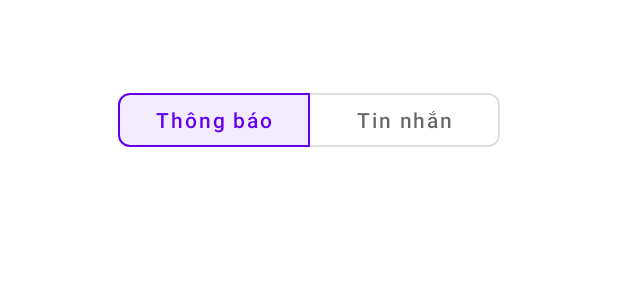
After one commit to nogogold1998/ThoOi, an Android app: the layout fragment_notification.xml on its own in the app's theme, with its tools: preview values and no code run, on a phone screen of 412 x 824 dp. The commit adds this screen. Shown: the top 300 px of the screen. Run offline under Robolectric (Android 15) with nearby library versions, the phone set to English and light mode, and no system bars.

Commit message:
Create Notification fragment UI

```diff
--- /dev/null
+++ b/app/src/main/res/drawable/background_card_view.xml
@@ -0,0 +1,6 @@
+<?xml version="1.0" encoding="utf-8"?>
+<shape xmlns:android="http://schemas.android.com/apk/res/android"
+    android:shape="rectangle">
+    <solid android:color="@android:color/white" />
+    <corners android:radius="@dimen/dp_12" />
+</shape>
--- /dev/null
+++ b/app/src/main/res/layout/fragment_notification.xml
@@ -0,0 +1,54 @@
+<?xml version="1.0" encoding="utf-8"?>
+<androidx.constraintlayout.widget.ConstraintLayout xmlns:android="http://schemas.android.com/apk/res/android"
+    xmlns:app="http://schemas.android.com/apk/res-auto"
+    xmlns:tools="http://schemas.android.com/tools"
+    android:layout_width="match_parent"
+    android:layout_height="match_parent"
+    tools:context=".ui.notification.NotificationFragment">
+
+    <include
+        android:id="@+id/toolbar"
+        layout="@layout/tool_bar_layout" />
+
+    <com.google.android.material.button.MaterialButtonToggleGroup
+        android:id="@+id/toggleButtonGroup"
+        android:layout_width="0dp"
+        android:layout_height="wrap_content"
+        android:gravity="center"
+        app:checkedButton="@+id/buttonNotification"
+        app:layout_constraintEnd_toEndOf="parent"
+        app:layout_constraintStart_toStartOf="parent"
+        app:layout_constraintTop_toBottomOf="@+id/toolbar"
+        app:selectionRequired="true"
+        app:singleSelection="true">
+
+        <com.google.android.material.button.MaterialButton
+            android:id="@+id/buttonNotification"
+            style="?attr/materialButtonOutlinedStyle"
+            android:layout_width="wrap_content"
+            android:layout_height="wrap_content"
+            android:minWidth="@dimen/dp_128"
+            android:text="@string/label_notification"
+            android:textAllCaps="false"
+            app:cornerRadius="@dimen/dp_8" />
+
+        <com.google.android.material.button.MaterialButton
+            android:id="@+id/buttonMessage"
+            style="?attr/materialButtonOutlinedStyle"
+            android:layout_width="wrap_content"
+            android:layout_height="wrap_content"
+            android:minWidth="@dimen/dp_128"
+            android:text="@string/label_message"
+            android:textAllCaps="false"
+            app:cornerRadius="@dimen/dp_8" />
+    </com.google.android.material.button.MaterialButtonToggleGroup>
+
+    <androidx.viewpager2.widget.ViewPager2
+        android:id="@+id/viewPagerNotification"
+        android:layout_width="0dp"
+        android:layout_height="wrap_content"
+        android:layout_margin="@dimen/dp_8"
+        app:layout_constraintEnd_toEndOf="parent"
+        app:layout_constraintStart_toStartOf="parent"
+        app:layout_constraintTop_toBottomOf="@+id/toggleButtonGroup" />
+</androidx.constraintlayout.widget.ConstraintLayout>
--- /dev/null
+++ b/app/src/main/res/layout/tool_bar_layout.xml
@@ -0,0 +1,21 @@
+<?xml version="1.0" encoding="utf-8"?>
+<com.google.android.material.appbar.AppBarLayout xmlns:android="http://schemas.android.com/apk/res/android"
+    xmlns:app="http://schemas.android.com/apk/res-auto"
+    android:layout_width="match_parent"
+    android:layout_height="wrap_content"
+    android:background="?android:attr/colorBackground"
+    app:elevation="0dp">
+
+    <androidx.appcompat.widget.Toolbar
+        android:id="@+id/toolbar"
+        android:layout_width="match_parent"
+        android:layout_height="wrap_content"
+        android:background="?android:attr/colorBackground"
+        android:paddingStart="@dimen/dp_8"
+        android:paddingEnd="@dimen/dp_8"
+        android:theme="@style/ThemeOverlay.MaterialComponents.ActionBar"
+        app:elevation="0dp"
+        app:titleMarginStart="@dimen/dp_16"
+        app:titleTextAppearance="@style/TextAppearance.AppCompat.Headline"
+        app:titleTextColor="@color/colorPrimary" />
+</com.google.android.material.appbar.AppBarLayout>
--- /dev/null
+++ b/app/src/main/res/values/dimens.xml
@@ -0,0 +1,9 @@
+<?xml version="1.0" encoding="utf-8"?>
+<resources>
+    <dimen name="dp_4">4dp</dimen>
+    <dimen name="dp_8">8dp</dimen>
+    <dimen name="dp_12">12dp</dimen>
+    <dimen name="dp_16">16dp</dimen>
+    <dimen name="dp_96">96dp</dimen>
+    <dimen name="dp_128">128dp</dimen>
+</resources>
--- a/app/src/main/res/values/strings.xml
+++ b/app/src/main/res/values/strings.xml
@@ -1,3 +1,5 @@
 <resources>
     <string name="app_name">Tho Oi</string>
+    <string name="label_notification">Thông báo</string>
+    <string name="label_message">Tin nhắn</string>
 </resources>
--- a/app/src/main/res/values/styles.xml
+++ b/app/src/main/res/values/styles.xml
@@ -1,6 +1,6 @@
 <resources>
     <!-- Base application theme. -->
-    <style name="AppTheme" parent="Theme.AppCompat.Light.DarkActionBar">
+    <style name="AppTheme" parent="Theme.MaterialComponents.Light.NoActionBar">
         <!-- Customize your theme here. -->
         <item name="colorPrimary">@color/colorPrimary</item>
         <item name="colorPrimaryDark">@color/colorPrimaryDark</item>
```
Also changed, not shown: app/src/main/java/com/sunasterisk/thooi/ui/notification/NotificationFragment.kt (added, +15 -0 lines), app/src/main/java/com/sunasterisk/thooi/ui/notification/ViewPagerAdapter.kt (added, +17 -0 lines), app/src/main/java/com/sunasterisk/thooi/ui/notification/messages/MessagesFragment.kt (added, +16 -0 lines), app/src/main/java/com/sunasterisk/thooi/ui/notification/notifications/NotificationsFragment.kt (added, +16 -0 lines), app/src/main/res/layout/fragment_messages.xml (added, +13 -0 lines), app/src/main/res/layout/fragment_notifications.xml (added, +14 -0 lines), app/src/main/res/layout/item_notification.xml (added, +40 -0 lines).
